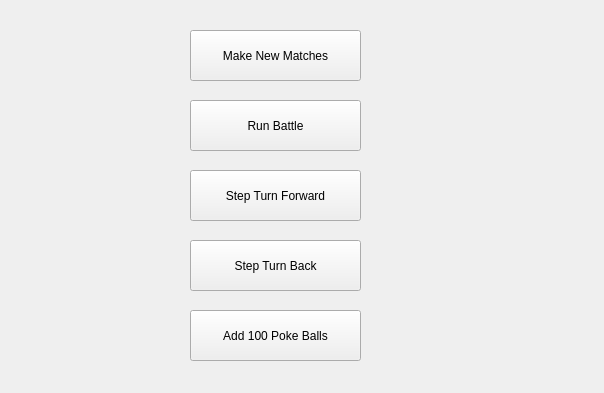
chillymango/autobattler_demo, file client/qtassets/debug_battlewindow.ui: the form before one commit.
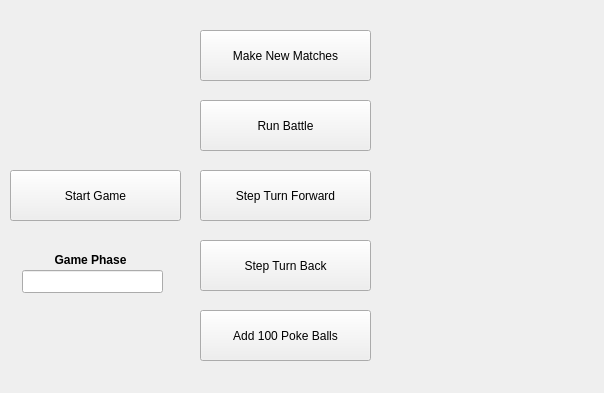
The form after the commit.

Commit message: the game runs

```diff
--- a/client/qtassets/debug_battlewindow.ui
+++ b/client/qtassets/debug_battlewindow.ui
@@ -16,7 +16,7 @@
   <widget class="QPushButton" name="runBattle">
    <property name="geometry">
     <rect>
-     <x>190</x>
+     <x>200</x>
      <y>100</y>
      <width>171</width>
      <height>51</height>
@@ -29,7 +29,7 @@
   <widget class="QPushButton" name="makeNewMatches">
    <property name="geometry">
     <rect>
-     <x>190</x>
+     <x>200</x>
      <y>30</y>
      <width>171</width>
      <height>51</height>
@@ -42,7 +42,7 @@
   <widget class="QPushButton" name="stepTurnForward">
    <property name="geometry">
     <rect>
-     <x>190</x>
+     <x>200</x>
      <y>170</y>
      <width>171</width>
      <height>51</height>
@@ -55,7 +55,7 @@
   <widget class="QPushButton" name="stepTurnBackward">
    <property name="geometry">
     <rect>
-     <x>190</x>
+     <x>200</x>
      <y>240</y>
      <width>171</width>
      <height>51</height>
@@ -68,7 +68,7 @@
   <widget class="QPushButton" name="addPokeBalls">
    <property name="geometry">
     <rect>
-     <x>190</x>
+     <x>200</x>
      <y>310</y>
      <width>171</width>
      <height>51</height>
@@ -78,6 +78,54 @@
     <string>Add 100 Poke Balls</string>
    </property>
   </widget>
+  <widget class="QPushButton" name="startGame">
+   <property name="geometry">
+    <rect>
+     <x>10</x>
+     <y>170</y>
+     <width>171</width>
+     <height>51</height>
+    </rect>
+   </property>
+   <property name="text">
+    <string>Start Game</string>
+   </property>
+  </widget>
+  <widget class="QLineEdit" name="gamePhase">
+   <property name="geometry">
+    <rect>
+     <x>22</x>
+     <y>270</y>
+     <width>141</width>
+     <height>23</height>
+    </rect>
+   </property>
+   <property name="readOnly">
+    <bool>true</bool>
+   </property>
+  </widget>
+  <widget class="QLabel" name="label">
+   <property name="geometry">
+    <rect>
+     <x>40</x>
+     <y>250</y>
+     <width>101</width>
+     <height>20</height>
+    </rect>
+   </property>
+   <property name="font">
+    <font>
+     <weight>75</weight>
+     <bold>true</bold>
+    </font>
+   </property>
+   <property name="text">
+    <string>Game Phase</string>
+   </property>
+   <property name="alignment">
+    <set>Qt::AlignCenter</set>
+   </property>
+  </widget>
  </widget>
  <resources/>
  <connections/>
```
The commit also changes 10 other files.
